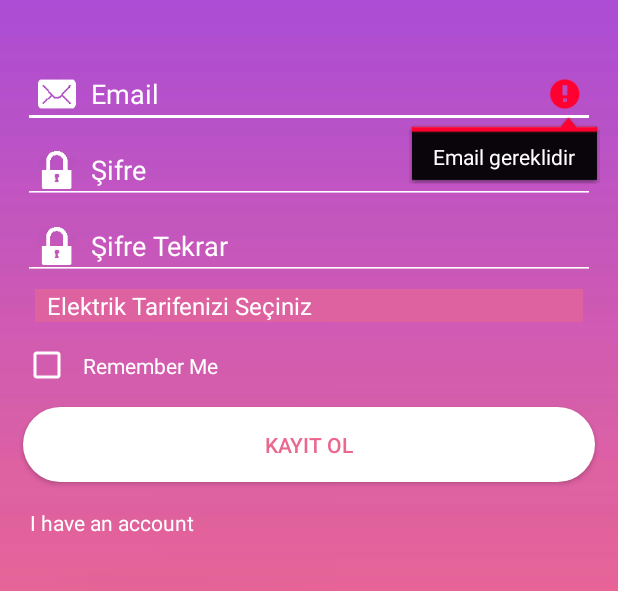
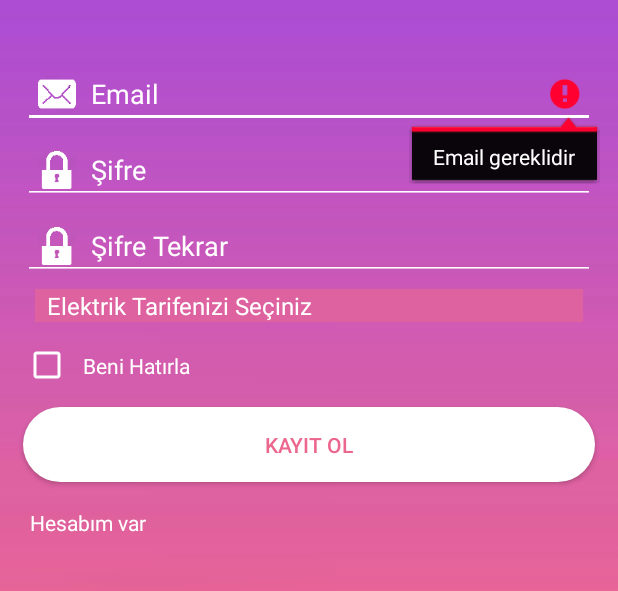
Before and after one commit to makgumus/SmartPlug, an Android app: the screen it shows after launch (LoginActivity), after a tap on an icon or button, on a phone screen of 412 x 824 dp, the part 207-798 px from its top. Run offline under Robolectric (Android 15) with nearby library versions, the phone set to English and light mode, and no system bars; our stand-ins replace Firebase (no records; nobody signed in at launch, a user with empty details on screens opened directly); 1 other tap on this screen came first.

Commit message:
Signing up with FireBase

```diff
--- a/app/src/main/java/com/thesis/bmm/smartplug/activities/LoginActivity.java
+++ b/app/src/main/java/com/thesis/bmm/smartplug/activities/LoginActivity.java
@@ -13,6 +13,8 @@ import android.util.Patterns;
 import android.view.View;
 import android.view.Window;
 import android.widget.Button;
+import android.widget.CheckBox;
+import android.widget.CompoundButton;
 import android.widget.EditText;
 import android.widget.ProgressBar;
 import android.widget.Spinner;
@@ -25,15 +27,23 @@ import com.google.firebase.auth.AuthResult;
 import com.google.firebase.auth.FirebaseAuth;
 import com.google.firebase.auth.FirebaseAuthUserCollisionException;
 import com.google.firebase.auth.FirebaseUser;
+import com.google.firebase.database.DataSnapshot;
+import com.google.firebase.database.DatabaseError;
+import com.google.firebase.database.DatabaseReference;
+import com.google.firebase.database.FirebaseDatabase;
+import com.google.firebase.database.ValueEventListener;
 import com.thesis.bmm.smartplug.R;
 import com.thesis.bmm.smartplug.app.MultiLanguage;
+import com.thesis.bmm.smartplug.model.Locations;
 
 public class LoginActivity extends AppCompatActivity {
     Button login;
     TextView signup,forget;
     AppCompatSpinner electricityuse;
-    EditText editTextEmail, editTextPassword,passwordrepeature;
+    EditText editTextEmail, editTextPassword,editpasswordrepeature;
+    CheckBox remember;
     ProgressBar progressBar;
+    FirebaseUser user;
     private FirebaseAuth mAuth;
     @Override
     protected void onCreate(Bundle savedInstanceState) {
@@ -50,9 +60,10 @@ public class LoginActivity extends AppCompatActivity {
         setContentView(R.layout.activity_login);
         editTextEmail=findViewById(R.id.email);
         editTextPassword=findViewById(R.id.password);
-        passwordrepeature=findViewById(R.id.passwordrepeature);
+        editpasswordrepeature=findViewById(R.id.passwordrepeature);
         login=findViewById(R.id.login);
         signup=findViewById(R.id.signup);
+        remember=findViewById(R.id.remember);
         forget=findViewById(R.id.forget);
         electricityuse=findViewById(R.id.electricityuse);
         progressBar =  findViewById(R.id.progressbar);
@@ -71,10 +82,23 @@ public class LoginActivity extends AppCompatActivity {
         signup.setOnClickListener(new View.OnClickListener() {
             @Override
             public void onClick(View view) {
-                passwordrepeature.setVisibility(View.VISIBLE);
+                editpasswordrepeature.setVisibility(View.VISIBLE);
                 electricityuse.setVisibility(View.VISIBLE);
                 login.setVisibility(View.GONE);
                 forget.setText(""+getResources().getString(R.string.accont));
+                forget.setOnClickListener(new View.OnClickListener() {
+                    @Override
+                    public void onClick(View view) {
+                        login.setVisibility(View.VISIBLE);
+                        login.setBackgroundResource(R.drawable.roundwhitebutton);
+                        login.setTextColor(getResources().getColor(R.color.pinklight));
+                        signup.setBackgroundResource(R.drawable.roundbutton);
+                        signup.setTextColor(getResources().getColor(R.color.white));
+                        editpasswordrepeature.setVisibility(View.GONE);
+                        electricityuse.setVisibility(View.GONE);
+                        forget.setText(""+getResources().getString(R.string.forgetyourpassword));
+                    }
+                });
                 login.setBackgroundResource(R.drawable.roundbutton);
                 login.setTextColor(getResources().getColor(R.color.white));
                 signup.setBackgroundResource(R.drawable.roundwhitebutton);
@@ -83,20 +107,74 @@ public class LoginActivity extends AppCompatActivity {
             }
         });
 
+
     }
     private void registerUser() {
         String email = editTextEmail.getText().toString().trim();
         String password = editTextPassword.getText().toString().trim();
+        String passwordrepeature = editpasswordrepeature.getText().toString().trim();
 
-        criterion(email,password);
+        if (email.isEmpty()) {
+            editTextEmail.setError(""+getResources().getString(R.string.emailrequired));
+            editTextEmail.requestFocus();
+            return;
+        }
 
+        if (!Patterns.EMAIL_ADDRESS.matcher(email).matches()) {
+            editTextEmail.setError(""+getResources().getString(R.string.emailplease));
+            editTextEmail.requestFocus();
+            return;
+        }
+
+        if (password.isEmpty()) {
+            editTextPassword.setError(""+getResources().getString(R.string.passwordrequired));
+            editTextPassword.requestFocus();
+            return;
+        }
+
+        if (passwordrepeature.isEmpty()) {
+            editpasswordrepeature.setError(""+getResources().getString(R.string.passwordrequired));
+            editpasswordrepeature.requestFocus();
+            return;
+        }
+        if(password.equals(""+passwordrepeature))
+        {
+
+        }
+        else{
+            editpasswordrepeature.setError(""+getResources().getString(R.string.passworderror));
+            editpasswordrepeature.requestFocus();
+            return;
+        }
+        if (password.length() < 6) {
+            editTextPassword.setError(""+getResources().getString(R.string.passwordlen));
+            editTextPassword.requestFocus();
+            return;
+        }
+
+        progressBar.setVisibility(View.VISIBLE);
         mAuth.createUserWithEmailAndPassword(email, password).addOnCompleteListener(new OnCompleteListener<AuthResult>() {
             @Override
             public void onComplete(@NonNull Task<AuthResult> task) {
                 progressBar.setVisibility(View.GONE);
                 if (task.isSuccessful()) {
-                    FirebaseUser user = FirebaseAuth.getInstance().getCurrentUser();
+                    user = FirebaseAuth.getInstance().getCurrentUser();
                     SavePreferencesString("userID", ""+user.getUid());
+                    /* checkbox tıklayınca çalışmıyor
+                    remember.setOnCheckedChangeListener(new CompoundButton.OnCheckedChangeListener() {
+                             @Override
+                             public void onCheckedChanged(CompoundButton buttonView,boolean isChecked) {
+                                 DatabaseReference databaseReferencePlug = FirebaseDatabase.getInstance().getReference(""+user.getUid()).child("account");
+                                 if (buttonView.isChecked())
+                                 {
+                                     databaseReferencePlug.setValue("on");
+                                 }
+                                 else
+                                 {
+                                     databaseReferencePlug.setValue("off");
+                                 }
+                             }
+                    });*/
                     finish();
                     Intent intent = new Intent(LoginActivity.this, MainActivity.class);
                     startActivity(intent);
@@ -119,24 +197,6 @@ public class LoginActivity extends AppCompatActivity {
         String email = editTextEmail.getText().toString().trim();
         String password = editTextPassword.getText().toString().trim();
 
-        criterion(email,password);
-
-        mAuth.signInWithEmailAndPassword(email, password).addOnCompleteListener(new OnCompleteListener<AuthResult>() {
-            @Override
-            public void onComplete(@NonNull Task<AuthResult> task) {
-                progressBar.setVisibility(View.GONE);
-                if (task.isSuccessful()) {
-                    finish();
-                    Intent intent = new Intent(LoginActivity.this, MainActivity.class);
-                    intent.addFlags(Intent.FLAG_ACTIVITY_CLEAR_TOP);
-                    startActivity(intent);
-                } else {
-                    Toast.makeText(getApplicationContext(), task.getException().getMessage(), Toast.LENGTH_SHORT).show();
-                }
-            }
-        });
-    }
-    private void criterion(String email,String password){
         if (email.isEmpty()) {
             editTextEmail.setError(""+getResources().getString(R.string.emailrequired));
             editTextEmail.requestFocus();
@@ -162,6 +222,20 @@ public class LoginActivity extends AppCompatActivity {
         }
 
         progressBar.setVisibility(View.VISIBLE);
+        mAuth.signInWithEmailAndPassword(email, password).addOnCompleteListener(new OnCompleteListener<AuthResult>() {
+            @Override
+            public void onComplete(@NonNull Task<AuthResult> task) {
+                progressBar.setVisibility(View.GONE);
+                if (task.isSuccessful()) {
+                    finish();
+                    Intent intent = new Intent(LoginActivity.this, MainActivity.class);
+                    intent.addFlags(Intent.FLAG_ACTIVITY_CLEAR_TOP);
+                    startActivity(intent);
+                } else {
+                    Toast.makeText(getApplicationContext(), task.getException().getMessage(), Toast.LENGTH_SHORT).show();
+                }
+            }
+        });
     }
     private void SavePreferencesString(String key, String value){
         SharedPreferences sharedPreferences = PreferenceManager.getDefaultSharedPreferences(this);
@@ -173,9 +247,28 @@ public class LoginActivity extends AppCompatActivity {
     protected void onStart() {
         super.onStart();
         if (mAuth.getCurrentUser() != null) {
+            /*DatabaseReference databaseReferencePlug = FirebaseDatabase.getInstance().getReference(""+user.getUid()).child("account");
+            databaseReferencePlug.addValueEventListener(new ValueEventListener() {
+                @Override
+                public void onDataChange(DataSnapshot dataSnapshot) {
+                    String value = dataSnapshot.getValue(String.class);
+                    if(value.equals("on"))
+                    {
+                        Intent intent = new Intent(LoginActivity.this, MainActivity.class);
+                        startActivity(intent);
+                    }
+                    if(value.equals("off"))
+                    {
+
+                    }
+                }
+                @Override
+                public void onCancelled(DatabaseError databaseError) {
+
+                }
+            });*/
             Intent intent = new Intent(LoginActivity.this, MainActivity.class);
             startActivity(intent);
-            // Anasayfa da oturum kapatma kodu.FirebaseAuth.getInstance().signOut();
         }
 
     }
--- a/app/src/main/res/layout/activity_login.xml
+++ b/app/src/main/res/layout/activity_login.xml
@@ -80,7 +80,7 @@
         android:layout_height="wrap_content"
         android:entries="@array/array_electricitytime"/>
     <CheckBox
-        android:id="@+id/rebember"
+        android:id="@+id/remember"
         android:text="@string/remember"
         android:textColor="@color/white"
         android:buttonTint="@color/white"
--- a/app/src/main/res/layout/content_setting.xml
+++ b/app/src/main/res/layout/content_setting.xml
@@ -68,8 +68,7 @@
     </LinearLayout>
     <TextView
         android:id="@+id/logout"
-        android:layout_margin="5dp"
-        android:gravity="center"
+        android:layout_margin="10dp"
         android:text="@string/logout"
         android:textColor="@color/white"
         android:textSize="17sp"
--- a/app/src/main/res/values/strings.xml
+++ b/app/src/main/res/values/strings.xml
@@ -6,8 +6,8 @@
     <string name="email">Email</string>
     <string name="password">Şifre</string>
     <string name="passwordrepeature">Şifre Tekrar</string>
-    <string name="remember">Remember Me</string>
-    <string name="forgetyourpassword">Şifremi unuttum</string>
+    <string name="remember">Beni Hatırla</string>
+    <string name="forgetyourpassword"><u>Şifremi unuttum</u></string>
     <string name="action_settings">Settings</string>
     <string name="text">Text</string>
     <string name="chooseroom">Odayı Seçiniz</string>
@@ -23,11 +23,12 @@
     <string name="current">Akım(A):</string>
     <string name="languagepart">Dil Kısmı</string>
     <string name="languagechangetitle">Dil Değiştirme</string>
-    <string name="accont">I have an account</string>
+    <string name="accont"><u>Hesabım var</u></string>
     <string name="emailrequired">Email gereklidir</string>
     <string name="emailplease">Lütfen geçerli eposta adresini giriniz</string>
     <string name="passwordrequired">Şifre gereklidir</string>
     <string name="passwordlen">Minimum şifre uzunluğu 6 olmalı</string>
+    <string name="passworderror">Şifreler aynı değil</string>
     <string name="registed">Zaten kayıtlısınız</string>
     <string name="elektricrange">Elektrik Kullanım Aralıkları</string>
     <string name ="january">Ocak</string>
```
Also changed, not shown: 1 other file.
